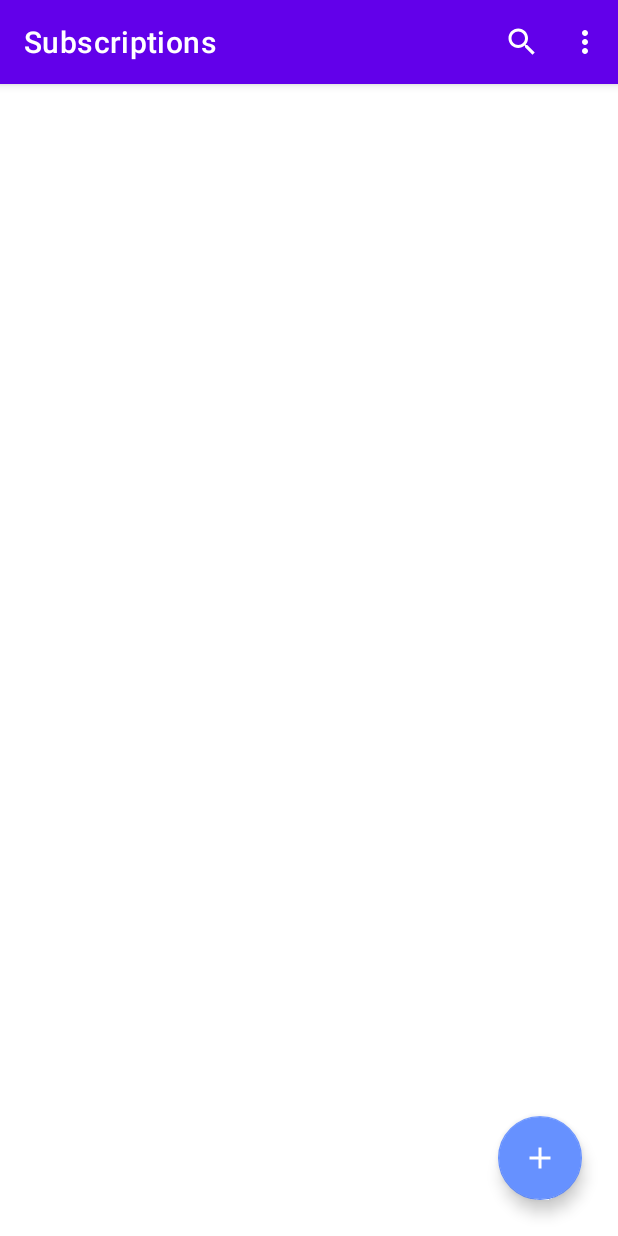
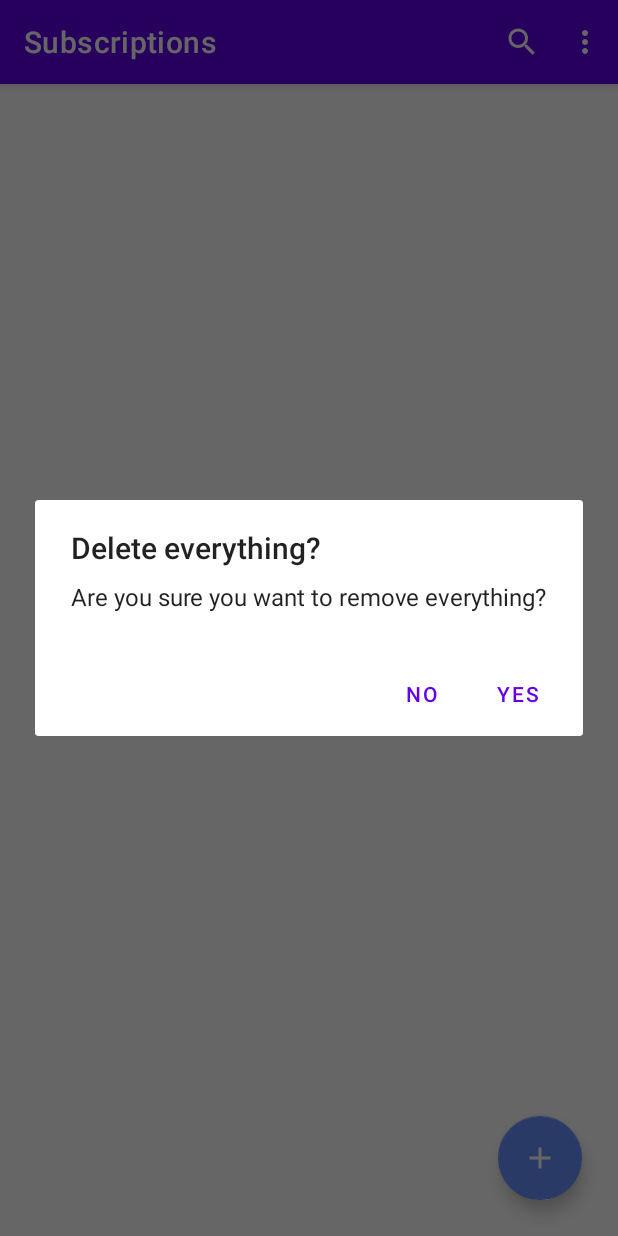
Before and after one commit to boonsuen/recurr, an Android app: the screen it shows after launch (MainActivity), in the options menu, after a tap on "Delete All", on a phone screen of 412 x 824 dp. Run offline under Robolectric (Android 15) with nearby library versions, the phone set to English and light mode, and no system bars; our stand-ins replace Room's generated code, navigation-ui.

Commit message:
Feat: menu delete all

```diff
--- a/app/src/main/java/com/boonsuen/recurr/data/SubscriptionDao.kt
+++ b/app/src/main/java/com/boonsuen/recurr/data/SubscriptionDao.kt
@@ -18,4 +18,7 @@ interface SubscriptionDao {
 
     @Delete
     suspend fun deleteItem(subscriptionData: SubscriptionData)
+
+    @Query("DELETE FROM subscription_table")
+    suspend fun deleteAll()
 }
--- a/app/src/main/java/com/boonsuen/recurr/data/repository/SubscriptionRepository.kt
+++ b/app/src/main/java/com/boonsuen/recurr/data/repository/SubscriptionRepository.kt
@@ -20,4 +20,8 @@ class SubscriptionRepository(private val subscriptionDao: SubscriptionDao) {
         subscriptionDao.deleteItem(subscriptionData)
     }
 
+    suspend fun deleteAll() {
+        subscriptionDao.deleteAll()
+    }
+
 }
--- a/app/src/main/java/com/boonsuen/recurr/data/viewmodel/SubscriptionViewModel.kt
+++ b/app/src/main/java/com/boonsuen/recurr/data/viewmodel/SubscriptionViewModel.kt
@@ -40,4 +40,10 @@ class SubscriptionViewModel(application: Application): AndroidViewModel(applicat
         }
     }
 
+    fun deleteAll() {
+        viewModelScope.launch(Dispatchers.IO) {
+            repository.deleteAll()
+        }
+    }
+
 }
--- a/app/src/main/java/com/boonsuen/recurr/fragments/list/ListFragment.kt
+++ b/app/src/main/java/com/boonsuen/recurr/fragments/list/ListFragment.kt
@@ -1,7 +1,9 @@
 package com.boonsuen.recurr.fragments.list
 
+import android.app.AlertDialog
 import android.os.Bundle
 import android.view.*
+import android.widget.Toast
 import androidx.fragment.app.Fragment
 import androidx.constraintlayout.widget.ConstraintLayout
 import androidx.fragment.app.viewModels
@@ -47,4 +49,28 @@ class ListFragment : Fragment() {
     override fun onCreateOptionsMenu(menu: Menu, inflater: MenuInflater) {
         inflater.inflate(R.menu.list_fragment_menu, menu)
     }
+
+    override fun onOptionsItemSelected(item: MenuItem): Boolean {
+        if (item.itemId == R.id.menu_delete_all) {
+            confirmRemoval()
+        }
+        return super.onOptionsItemSelected(item)
+    }
+
+    // Show AlertDialog to confirm removal of all items from database table
+    private fun confirmRemoval() {
+        val builder = AlertDialog.Builder(requireContext())
+        builder.setPositiveButton("Yes") { _, _ ->
+            mSubscriptionDataViewModel.deleteAll()
+            Toast.makeText(
+                    requireContext(),
+                    "Successfully removed everything!",
+                    Toast.LENGTH_SHORT
+            ).show()
+        }
+        builder.setNegativeButton("No") { _, _ -> }
+        builder.setTitle("Delete everything?")
+        builder.setMessage("Are you sure you want to remove everything?")
+        builder.create().show()
+    }
 }
```
